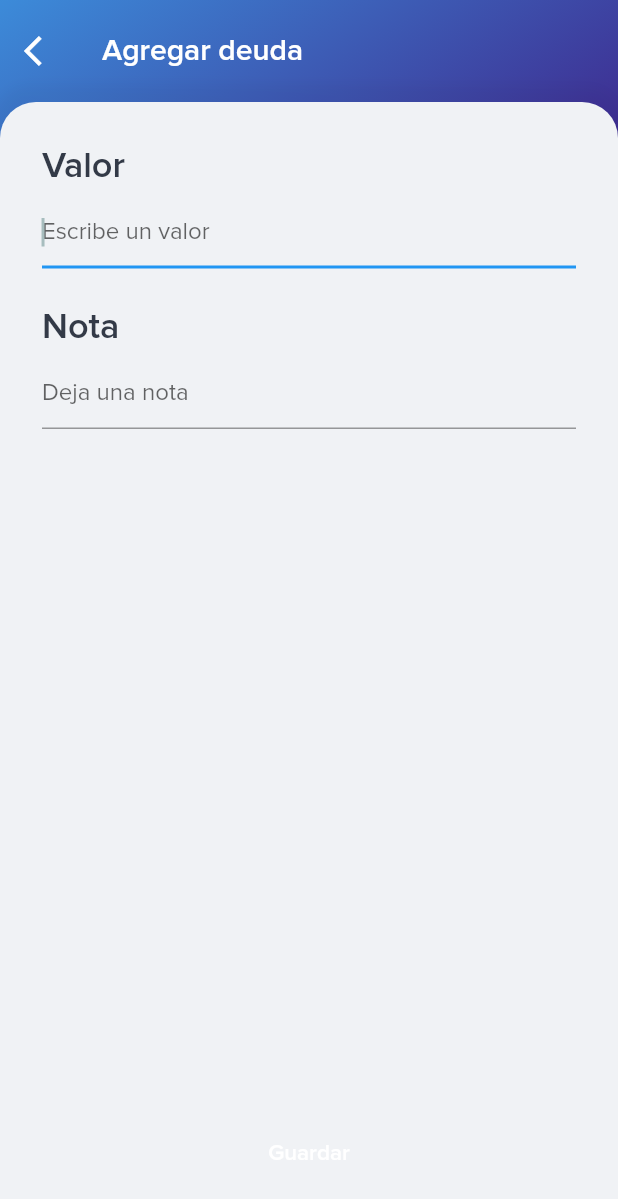
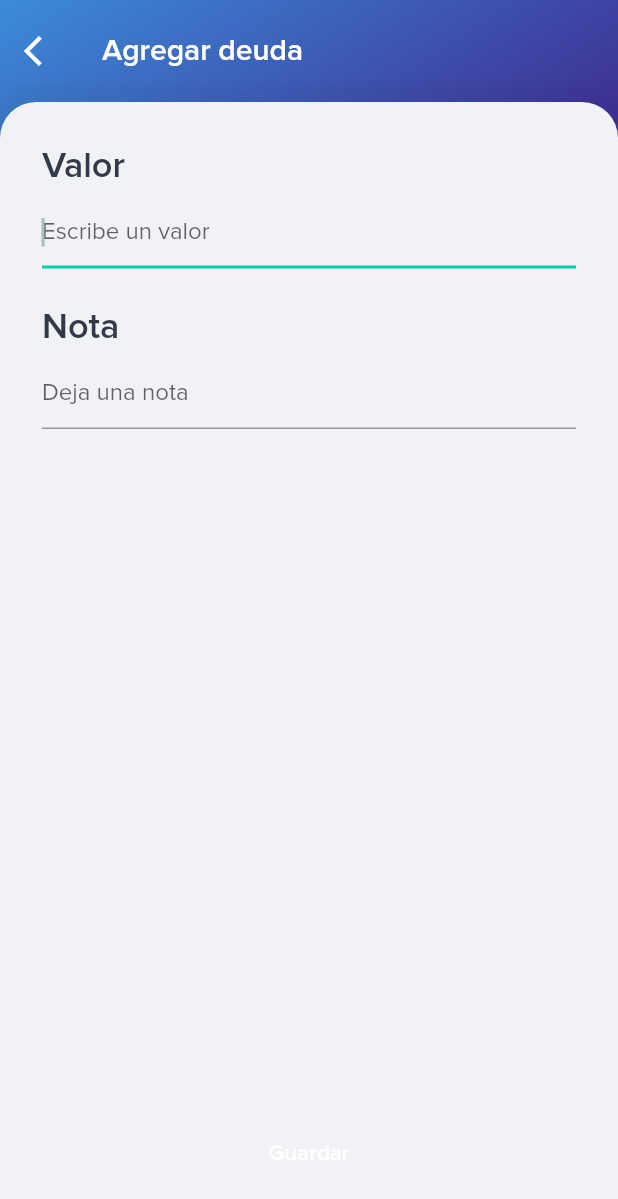
Before and after one commit to fabirt/debts-app, a Flutter app: the AddLoanPage screen opened directly with empty values, on a phone screen of 412 x 824 dp. Shown: the top 1199 px of the screen. Run offline on Flutter 3.47's test engine with Material 2 defaults, Android fonts, the phone set to English and light mode, and no system bars; our stand-ins replace rxdart, sqflite; accounts and stored records are empty.

Commit message:
Agregando primary swatch

```diff
--- a/lib/main.dart
+++ b/lib/main.dart
@@ -19,6 +19,7 @@ class MyApp extends StatelessWidget {
         theme: ThemeData(
           fontFamily: 'Proximanova',
           primaryColor: Color(0xFF00D3A5),
+          primarySwatch: utils.Swatchs.greenSwatch,
           scaffoldBackgroundColor: utils.Colors.athensGray,
           textTheme: TextTheme(
             body1: TextStyle(color: utils.Colors.brightGray)
--- a/lib/src/utils/colors.dart
+++ b/lib/src/utils/colors.dart
@@ -1,13 +1,46 @@
 import 'package:flutter/material.dart';
 
 class Colors {
-  static const persianBlue    = Color(0xFF1825AD);
-  static const athensGray     = Color(0xFFF0F2F5);
-  static const apple          = Color(0xFF2DBA3F);
+  static const persianBlue = Color(0xFF1825AD);
+  static const athensGray = Color(0xFFF0F2F5);
+  static const apple = Color(0xFF2DBA3F);
   static const mountainMeadow = Color(0xFF1EAA5D);
-  static const denim          = Color(0xFF154FC2);
-  static const plantation     = Color(0xFF2B5A50);
-  static const towerGray      = Color(0xFFA7BDBE);
-  static const brightGray     = Color(0xFF333A47);
-  static const white          = Color(0xFFFDFDFD);
+  static const denim = Color(0xFF154FC2);
+  static const plantation = Color(0xFF2B5A50);
+  static const towerGray = Color(0xFFA7BDBE);
+  static const brightGray = Color(0xFF333A47);
+  static const white = Color(0xFFFDFDFD);
 }
+
+class ColorMaps {
+  static const Map<int, Color> greenMap = {
+    50: Color.fromRGBO(0, 211, 165, .1),
+    100: Color.fromRGBO(0, 211, 165, .2),
+    200: Color.fromRGBO(0, 211, 165, .3),
+    300: Color.fromRGBO(0, 211, 165, .4),
+    400: Color.fromRGBO(0, 211, 165, .5),
+    500: Color.fromRGBO(0, 211, 165, .6),
+    600: Color.fromRGBO(0, 211, 165, .7),
+    700: Color.fromRGBO(0, 211, 165, .8),
+    800: Color.fromRGBO(0, 211, 165, .9),
+    900: Color.fromRGBO(0, 211, 165, 1),
+  };
+
+  static const Map<int, Color> purpleMap = {
+    50: Color.fromRGBO(62, 46, 146, .1),
+    100: Color.fromRGBO(62, 46, 146, .2),
+    200: Color.fromRGBO(62, 46, 146, .3),
+    300: Color.fromRGBO(62, 46, 146, .4),
+    400: Color.fromRGBO(62, 46, 146, .5),
+    500: Color.fromRGBO(62, 46, 146, .6),
+    600: Color.fromRGBO(62, 46, 146, .7),
+    700: Color.fromRGBO(62, 46, 146, .8),
+    800: Color.fromRGBO(62, 46, 146, .9),
+    900: Color.fromRGBO(62, 46, 146, 1),
+  };
+}
+
+class Swatchs {
+  static const MaterialColor greenSwatch = MaterialColor(0xFF00D3A5, ColorMaps.greenMap);
+  static const MaterialColor blueSwatch = MaterialColor(0xFF3E2E92, ColorMaps.purpleMap);
+}
```
